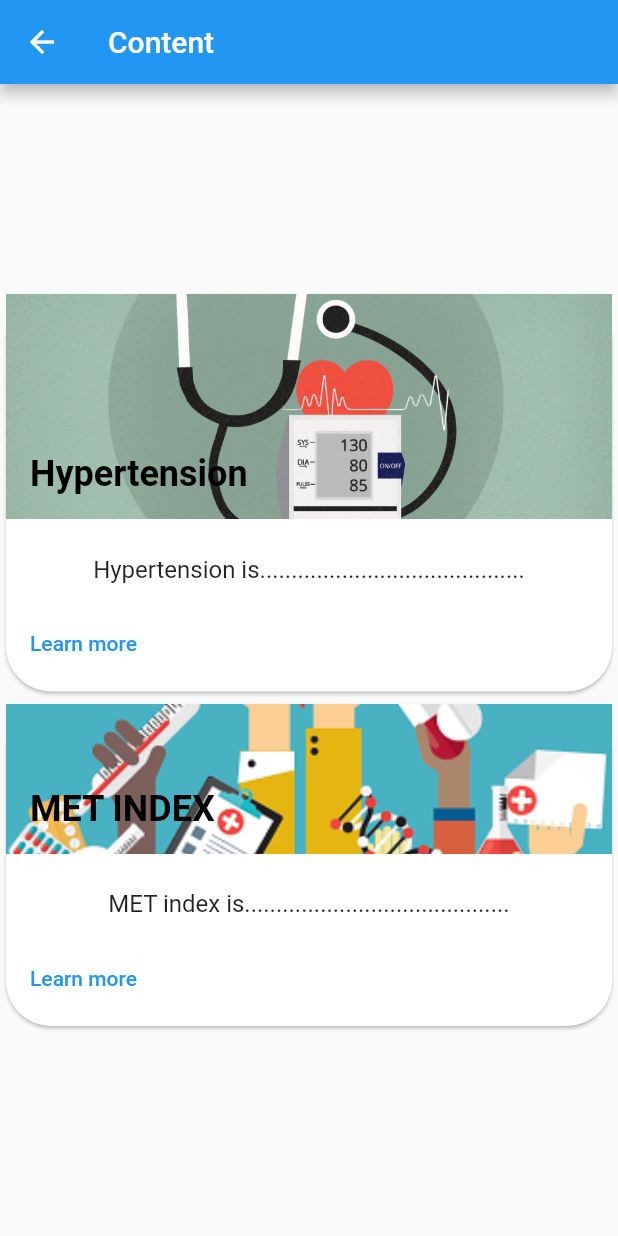
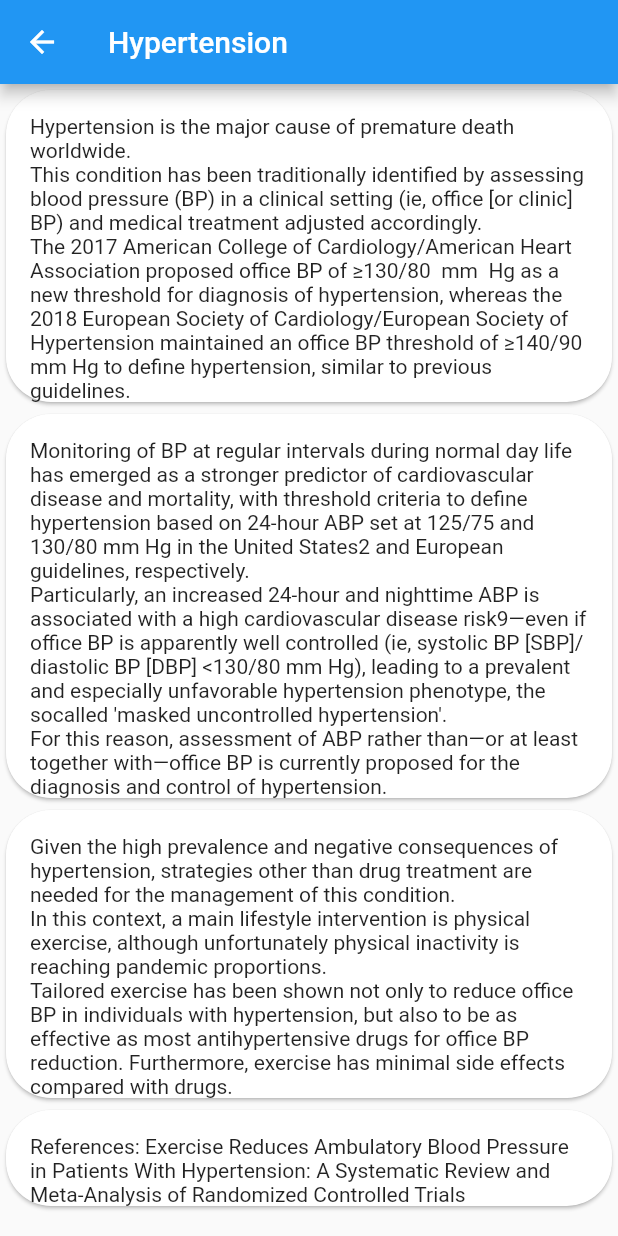
Before and after one commit to Farfaneti/progetto, a Flutter app: the Contents screen opened directly, after a tap on "Learn more", on a phone screen of 412 x 824 dp. Run offline on Flutter 3.47's test engine with Material 2 defaults, Android fonts, the phone set to English and light mode, and no system bars.

Commit message:
content text pages

```diff
--- a/lib/main.dart
+++ b/lib/main.dart
@@ -1,6 +1,7 @@
 import 'package:flutter/material.dart';
 import 'package:progetto/screens/contents.dart';
 import 'package:progetto/screens/homepage.dart';
+
 
 void main() {
   runApp(const MyApp());
@@ -13,7 +14,7 @@ class MyApp extends StatelessWidget {
   @override
   Widget build(BuildContext context) {
     return MaterialApp(
-      home: HomePage(),
+      home: Contents(),
     );
   }
 }
--- a/lib/methods/theme.dart
+++ b/lib/methods/theme.dart
@@ -86,4 +86,5 @@ class FitnessAppTheme {
     letterSpacing: 0.2,
     color: lightText, // was lightText
   );
+
 }
--- a/lib/screens/contents.dart
+++ b/lib/screens/contents.dart
@@ -1,23 +1,30 @@
 import 'package:flutter/material.dart';
+import 'package:progetto/screens/text_contents/text1.dart';
+import 'package:progetto/screens/text_contents/text2.dart';
+
+import '../methods/theme.dart';
 
 class Contents extends StatelessWidget {
-  Contents({Key? key}) : super(key: key);
+ const Contents({Key? key}) : super(key: key);
 
   static const routename = 'Content';
+
+
 
   @override
   Widget build(BuildContext context) {
     print('${Contents.routename} built');
     return Scaffold(
+
       appBar: AppBar(
         title: Text(Contents.routename),
       ),
-      body: Column(children: <Widget>[
-        Spacer(),
-        Hypertension(),
-        METindex(),
-        Spacer(),
-      ]),
+      body: SingleChildScrollView(
+        child: Column(children: <Widget>[
+          Hypertension(),
+          METindex(),
+        ]),
+      ),
     );
   } //build
 }
@@ -35,7 +42,7 @@ class Hypertension extends StatelessWidget {
               children: [
                 Ink.image(
                   image: const AssetImage('assets/hypertension.jpg'),
-                  height: 150,
+                  height: 200,
                   fit: BoxFit.cover,
                 ),
                 const Positioned(
@@ -43,7 +50,7 @@ class Hypertension extends StatelessWidget {
                     right: 16,
                     left: 16,
                     child: Text(
-                      'Hypertension',
+                      'HYPERTENSION',
                       style: TextStyle(
                         fontWeight: FontWeight.bold,
                         color: Colors.black,
@@ -56,7 +63,7 @@ class Hypertension extends StatelessWidget {
             Padding(
               padding: const EdgeInsets.all(16).copyWith(bottom: 0),
               child: const Text(
-                'Hypertension is..........................................',
+                'Hypertension is the major cause of premature death worldwide.  Aerobic exercise is an effective coadjuvant treatment for reducing ambulatory blood pressure in patients with hypertension.',
                 style: TextStyle(fontSize: 16),
               ),
             ),
@@ -64,7 +71,8 @@ class Hypertension extends StatelessWidget {
             ButtonBar(
               alignment: MainAxisAlignment.start,
               children: [
-                TextButton(onPressed: () {}, child: const Text('Learn more'))
+                TextButton(onPressed: () => Navigator.of(context).push(MaterialPageRoute(builder: (context) => HypertensionPage())),
+                child: const Text('Learn more'))
               ],
             )
           ],
@@ -85,7 +93,7 @@ class METindex extends StatelessWidget {
               children: [
                 Ink.image(
                   image: const AssetImage('assets/Met.png'),
-                  height: 100,
+                  height: 200,
                   fit: BoxFit.cover,
                 ),
                 const Positioned(
@@ -114,7 +122,8 @@ class METindex extends StatelessWidget {
             ButtonBar(
               alignment: MainAxisAlignment.start,
               children: [
-                TextButton(onPressed: () {}, child: const Text('Learn more'))
+                TextButton(onPressed: ()  => Navigator.of(context).push(MaterialPageRoute(builder: (context) => MetPage())),
+                 child: const Text('Learn more'))
               ],
             )
           ],
--- a/lib/screens/homepage.dart
+++ b/lib/screens/homepage.dart
@@ -44,7 +44,7 @@ class HomePage extends StatelessWidget {
         drawer: Drawer(
             child: ListView(
           padding: EdgeInsets.zero,
-          children: [
+          children: const [
             DrawerHeader(
               decoration: BoxDecoration(
                 color: Colors.blue,
--- a/lib/screens/text_contents/text1.dart
+++ b/lib/screens/text_contents/text1.dart
@@ -0,0 +1,78 @@
+import 'package:flutter/material.dart';
+
+String textHypertension =
+    '''Hypertension is the major cause of premature death worldwide.
+This condition has been traditionally identified by assessing blood pressure (BP) in a clinical setting (ie, office [or clinic] BP) and medical treatment adjusted accordingly.
+The 2017 American College of Cardiology/American Heart Association proposed office BP of ≥130/80  mm  Hg as a new threshold for diagnosis of hypertension, whereas the 2018 European Society of Cardiology/European Society of Hypertension maintained an office BP threshold of ≥140/90 mm Hg to define hypertension, similar to previous guidelines.''';
+
+String textH1 =
+    '''Monitoring of BP at regular intervals during normal day life has emerged as a stronger predictor of cardiovascular disease and mortality, with threshold criteria to define hypertension based on 24-hour ABP set at 125/75 and 130/80 mm Hg in the United States2 and European guidelines, respectively.
+Particularly, an increased 24-hour and nighttime ABP is associated with a high cardiovascular disease risk9—even if office BP is apparently well controlled (ie, systolic BP [SBP]/diastolic BP [DBP] <130/80 mm Hg), leading to a prevalent and especially unfavorable hypertension phenotype, the socalled 'masked uncontrolled hypertension'.
+For this reason, assessment of ABP rather than—or at least together with—office BP is currently proposed for the diagnosis and control of hypertension.''';
+
+String textH2= '''Given the high prevalence and negative consequences of hypertension, strategies other than drug treatment are needed for the management of this condition.
+In this context, a main lifestyle intervention is physical exercise, although unfortunately physical inactivity is reaching pandemic proportions.
+Tailored exercise has been shown not only to reduce office BP in individuals with hypertension, but also to be as effective as most antihypertensive drugs for office BP
+reduction. Furthermore, exercise has minimal side effects compared with drugs.''';
+
+String references= '''References: Exercise Reduces Ambulatory Blood Pressure in Patients With Hypertension: A Systematic Review and Meta-Analysis of Randomized Controlled Trials''';
+
+class HypertensionPage extends StatelessWidget {
+  const HypertensionPage({Key? key}) : super(key: key);
+  static const routename = 'Hypertension';
+
+  @override
+  Widget build(BuildContext context) {
+    print('${HypertensionPage.routename} built');
+    return Scaffold(
+      appBar: AppBar(
+        title: Text(HypertensionPage.routename),
+      ),
+      body: SingleChildScrollView(
+        child: Column(
+          children: [
+            Card(
+                shape: RoundedRectangleBorder(
+                    borderRadius: BorderRadius.circular(30)),
+                child: Column(children: [
+                  Padding(
+                    padding: const EdgeInsets.all(16).copyWith(bottom: 0),
+                    child: Text(textHypertension),
+                  )
+                ])),
+            Card(
+                shape: RoundedRectangleBorder(
+                    borderRadius: BorderRadius.circular(30)),
+                child: Column(children: [
+
+                  Padding(
+                    padding: const EdgeInsets.all(16).copyWith(bottom: 0),
+                    child: Text(textH1),
+                  )
+                ])),
+                 Card(
+                shape: RoundedRectangleBorder(
+                    borderRadius: BorderRadius.circular(30)),
+                child: Column(children: [
+
+                  Padding(
+                    padding: const EdgeInsets.all(16).copyWith(bottom: 0),
+                    child: Text(textH2),
+                  )
+                ])),
+                Card(
+                shape: RoundedRectangleBorder(
+                    borderRadius: BorderRadius.circular(30)),
+                child: Column(children: [
+
+                  Padding(
+                    padding: const EdgeInsets.all(16).copyWith(bottom: 0),
+                    child: Text(references),
+                  )
+                ]))
+          ],
+        ),
+      ),
+    );
+  } //build
+}
--- a/lib/screens/text_contents/text2.dart
+++ b/lib/screens/text_contents/text2.dart
@@ -0,0 +1,23 @@
+import 'package:flutter/material.dart';
+
+
+class MetPage extends StatelessWidget {
+const MetPage({Key? key}) :
+super(key: key);
+static const routename = 'Met Index';
+@override
+Widget build(BuildContext context) {
+print('${MetPage.routename} built');
+return Scaffold(
+appBar: AppBar(
+title: Text(MetPage.routename),
+),
+
+body: Center(
+child: Column(
+
+),
+),
+);
+} //build
+}
```
Also changed, not shown: pubspec.lock.
